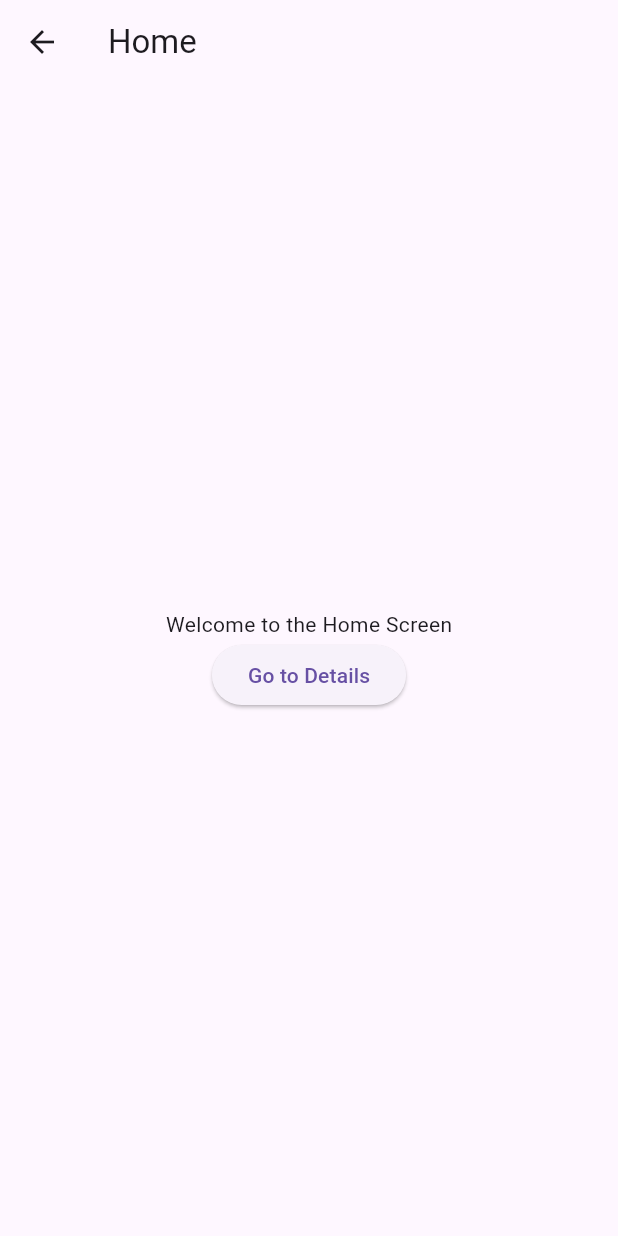
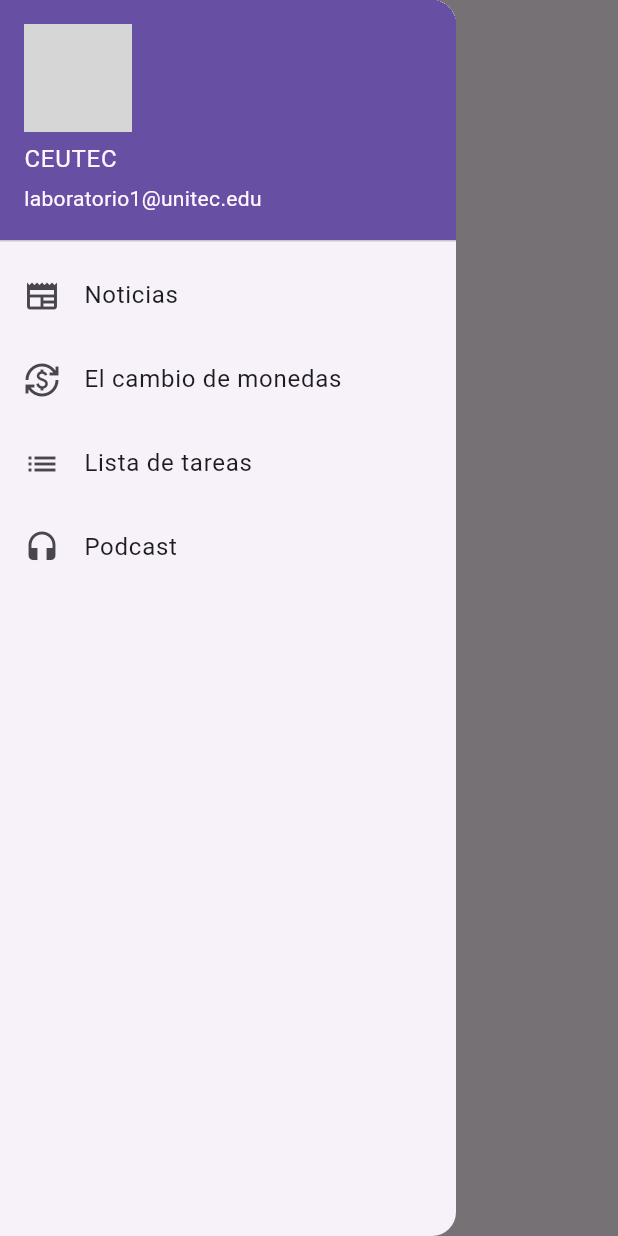
Before and after one commit to JoseRodri29/app_laboratorio1, a Flutter app: the HomeScreen screen opened directly, with the side drawer open (before the commit the screen has no drawer), on a phone screen of 412 x 824 dp. Run offline on Flutter 3.47's test engine with Material 3 defaults, Android fonts, the phone set to English and light mode, and no system bars; our stand-ins replace go_router; network calls fail; grey boxes are pictures that could not be loaded.

Commit message:
Menu principal y Noticias agregadas

```diff
--- a/lib/core/router/app_router.dart
+++ b/lib/core/router/app_router.dart
@@ -1,6 +1,7 @@
+import 'package:go_router/go_router.dart';
+//import 'package:flutter_laboratorio_1/presentation/screens/divisas/divisas_screen.dart';
 import 'package:flutter_laboratorio_1/presentation/screens/home/home_screen.dart';
 import 'package:flutter_laboratorio_1/presentation/screens/noticias_screen.dart';
-import 'package:go_router/go_router.dart';
 
 final GoRouter router = GoRouter(
   routes: [
@@ -12,5 +13,13 @@ final GoRouter router = GoRouter(
       path: '/noticias',
       builder: (context, state) => const NoticiasScreen(),
     ),
+    /*GoRoute(
+      path: '/divisas',
+      builder: (context, state) => CambioMonedaPage(),
+    ),*/
+    /*GoRoute(
+      path: '/podcast',
+      builder: (context, state) => CambioMonedaPage(),
+    ),*/
   ],
 );
--- a/lib/main.dart
+++ b/lib/main.dart
@@ -1,20 +1,27 @@
 import 'package:flutter/material.dart';
+//import 'package:flutter_laboratorio_1/presentation/screens/divisas/divisas_screen.dart';
+import 'package:flutter_laboratorio_1/presentation/screens/home/home_screen.dart';
+import 'package:flutter_laboratorio_1/presentation/screens/noticias_screen.dart';
+//import 'package:flutter_laboratorio_1/presentation/screens/podcats_screen.dart';
+//import 'package:flutter_laboratorio_1/presentation/screens/podcats_screen.dart';
 
-void main() {
-  runApp(const MainApp());
-}
+void main() => runApp(const MyApp());
 
-class MainApp extends StatelessWidget {
-  const MainApp({super.key});
+class MyApp extends StatelessWidget {
+  const MyApp({super.key});
 
   @override
   Widget build(BuildContext context) {
-    return const MaterialApp(
-      home: Scaffold(
-        body: Center(
-          child: Text('Hello World!'),
-        ),
-      ),
+    return MaterialApp(
+      title: 'CEUTEC',
+      initialRoute: '/',
+      routes: {
+        '/': (context) => const HomeScreen(),
+        '/noticias': (context) => const NoticiasScreen(),
+        //'/cambioMoneda': (context) => CambioMonedaPage(),  //cambiar el nombre segun la class
+        //'/listaTareas': (context) => const ListaTareasPage(), //aqui igual
+        //'/podcast': (context) => const PodcastPage(), // igual
+      },
     );
   }
 }
--- a/lib/presentation/screens/home/home_screen.dart
+++ b/lib/presentation/screens/home/home_screen.dart
@@ -7,20 +7,46 @@ class HomeScreen extends StatelessWidget {
   Widget build(BuildContext context) {
     return Scaffold(
       appBar: AppBar(
-        title: const Text('Home'),
+        title: const Text('App CEUTEC'),
       ),
-      body: Center(
-        child: Column(
-          mainAxisAlignment: MainAxisAlignment.center,
-          children: <Widget>[
-            const Text(
-              'Welcome to the Home Screen',
+      drawer: Drawer(
+        child: ListView(
+          children: [
+            const UserAccountsDrawerHeader(
+              accountName: Text('CEUTEC'),
+              accountEmail: Text('laboratorio1@unitec.edu'),
+              currentAccountPicture: CircleAvatar(
+                backgroundColor: Colors.blue,
+                backgroundImage: NetworkImage('https://4.bp.blogspot.com/-PL69eQIMEgo/UE1F9vB9AnI/AAAAAAAAAAM/QzREnE3358k/s1600/252134_252401001450427_8011786_n.jpg'),
+              ),
             ),
-            ElevatedButton(
-              onPressed: () {
-
+            ListTile(
+              title: const Text('Noticias'),
+              leading: const Icon(Icons.newspaper),
+              onTap: () {
+                Navigator.pushNamed(context, '/noticias');
               },
-              child: const Text('Go to Details'),
+            ),
+            ListTile(
+              title: const Text('El cambio de monedas'),
+              leading: const Icon(Icons.currency_exchange),
+              onTap: () {
+                Navigator.pushNamed(context, '/cambioMoneda'); //Aqui lo cambias segun como esta en el path de router
+              },
+            ),
+            ListTile(
+              title: const Text('Lista de tareas'),
+              leading: const Icon(Icons.list),
+              onTap: () {
+                Navigator.pushNamed(context, '/listaTareas'); //Aqui lo cambias segun como esta en el path de router
+              },
+            ),
+            ListTile(
+              title: const Text('Podcast'),
+              leading: const Icon(Icons.headset),
+              onTap: () {
+                Navigator.pushNamed(context, '/podcast'); //Aqui lo cambias segun como esta en el path de router
+              },
             ),
           ],
         ),
```
Also changed, not shown: lib/presentation/screens/noticias_screen.dart (+55 -14 lines).
